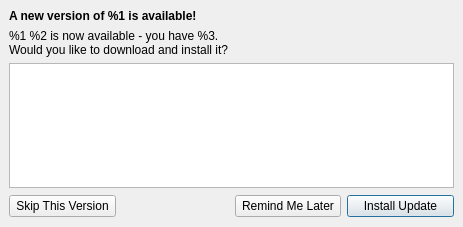
The window that src/Updater/UpdaterWindow.ui (speedovation/AutoUpdater-Qt) describes before a commit, drawn with Qt 5.
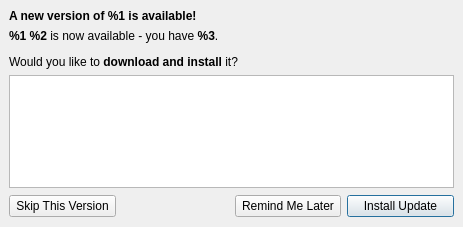
The same window after the commit. Custom widgets are drawn as their Qt base class.

Commit message: Save extracted files to temp

Diff of the .ui file:
```diff
--- a/src/Updater/UpdaterWindow.ui
+++ b/src/Updater/UpdaterWindow.ui
@@ -31,8 +31,7 @@
     <item>
      <widget class="QLabel" name="wouldYouLikeToDownloadLabel">
       <property name="text">
-       <string>%1 %2 is now available - you have %3. 
-Would you like to download and install it?</string>
+       <string>&lt;html&gt;&lt;head/&gt;&lt;body&gt;&lt;p&gt;&lt;span style=&quot; font-weight:600;&quot;&gt;%1 %2&lt;/span&gt; is now available - you have &lt;span style=&quot; font-weight:600;&quot;&gt;%3&lt;/span&gt;. &lt;/p&gt;&lt;p&gt;Would you like to &lt;span style=&quot; font-weight:600;&quot;&gt;download and install&lt;/span&gt; it?&lt;/p&gt;&lt;/body&gt;&lt;/html&gt;</string>
       </property>
      </widget>
     </item>
```
The commit also changes 2 other files.
